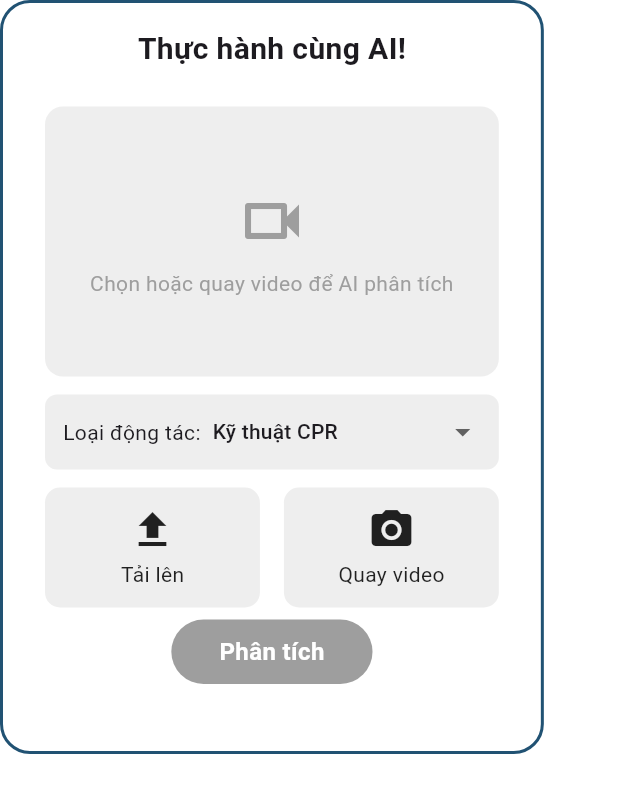
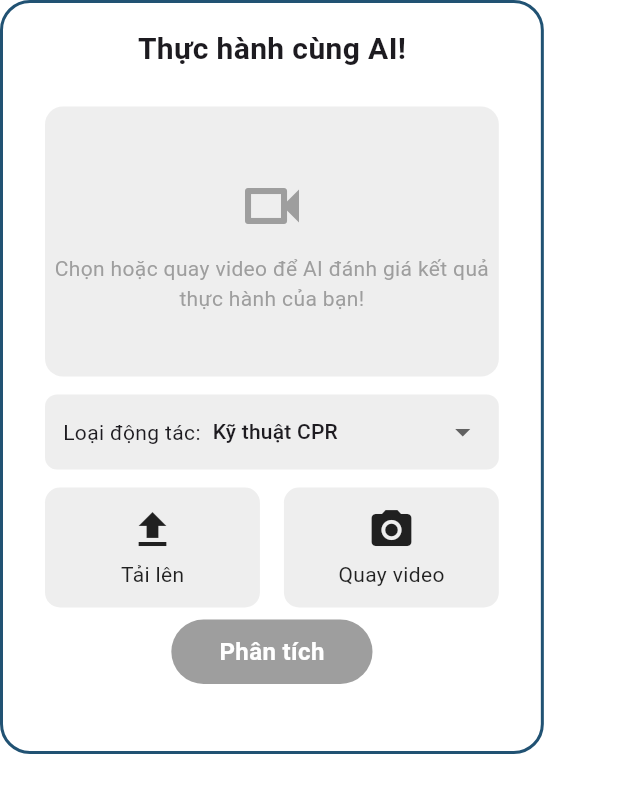
Before and after one commit to nphng15/learn2aid_frontend, a Flutter app: the LessonInteractive widget shown alone on an empty page, opened directly, on a phone screen of 412 x 824 dp. Shown: the top 793 px of the screen. Run offline on Flutter 3.47's test engine with Material 3 defaults, Android fonts, the phone set to English and light mode, and no system bars; our stand-ins replace cloud_firestore, firebase_auth, firebase_core, get, google_fonts, google_sign_in and 3 more; accounts and stored records are empty; statements that could not run were skipped.

Commit message:
change hint text in practice screen

```diff
--- a/lib/features/presentation/modules/lesson/widgets/lesson_interactive.dart
+++ b/lib/features/presentation/modules/lesson/widgets/lesson_interactive.dart
@@ -139,7 +139,7 @@ class LessonInteractive extends StatelessWidget {
             ),
             SizedBox(height: 8),
             Text(
-              'Chọn hoặc quay video để AI phân tích',
+              'Chọn hoặc quay video để AI đánh giá kết quả thực hành của bạn!',
               textAlign: TextAlign.center,
               style: TextStyle(
                 fontSize: 14,
```
